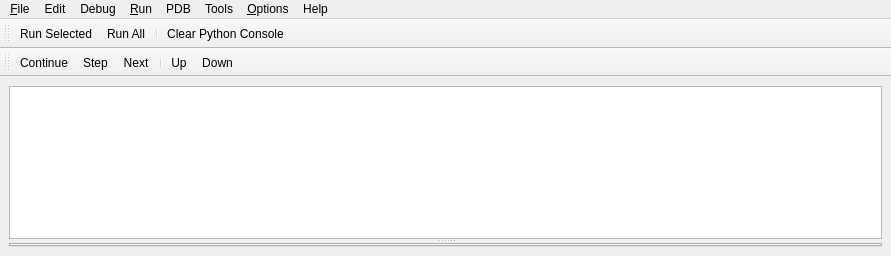
Qt form blurdev/gui/windows/loggerwindow/ui/loggerwindow.ui (blurstudio/PrEditor) before a commit.
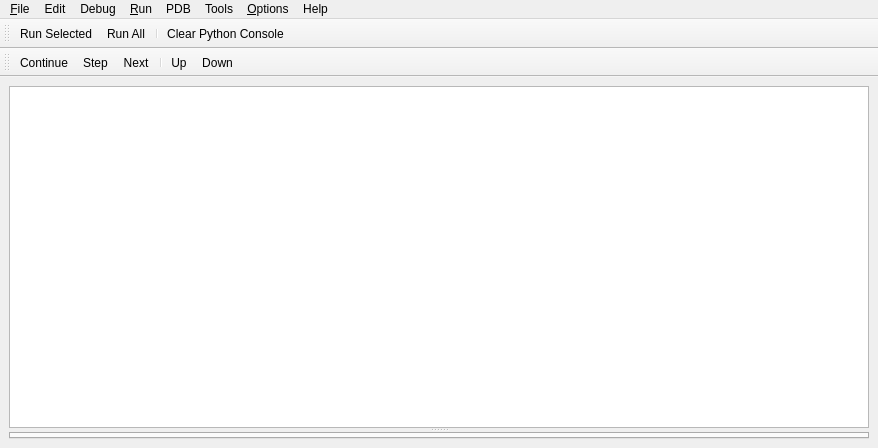
The same form after that commit. Custom widgets are drawn as their Qt base class.

Commit message:
Don't hide the workbox by default
...hopefully

What changed in the file:
```diff
--- a/blurdev/gui/windows/loggerwindow/ui/loggerwindow.ui
+++ b/blurdev/gui/windows/loggerwindow/ui/loggerwindow.ui
@@ -6,8 +6,8 @@
    <rect>
     <x>0</x>
     <y>0</y>
-    <width>891</width>
-    <height>256</height>
+    <width>878</width>
+    <height>448</height>
    </rect>
   </property>
   <property name="windowTitle">
@@ -20,14 +20,7 @@
       <property name="orientation">
        <enum>Qt::Vertical</enum>
       </property>
-      <widget class="ConsoleEdit" name="uiConsoleTXT">
-       <property name="minimumSize">
-        <size>
-         <width>0</width>
-         <height>1</height>
-        </size>
-       </property>
-      </widget>
+      <widget class="ConsoleEdit" name="uiConsoleTXT"/>
       <widget class="QStackedWidget" name="uiWorkboxSTACK">
        <property name="currentIndex">
         <number>0</number>
@@ -84,7 +77,7 @@
     <rect>
      <x>0</x>
      <y>0</y>
-     <width>891</width>
+     <width>878</width>
      <height>22</height>
     </rect>
    </property>
```
Left out of the diff: 3 changed lines with no effect on the pictures.
